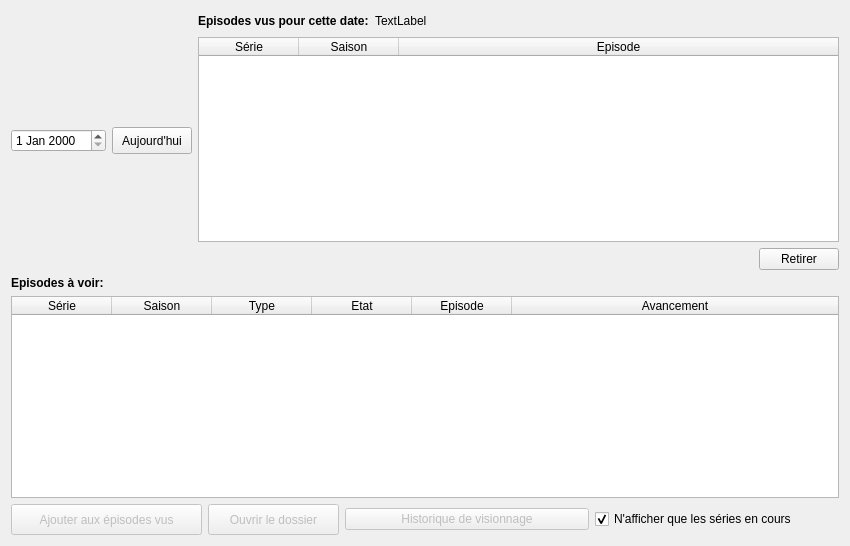
Before: the Qt Designer form src/ui/tabs/planning_tab.ui in seigneurfuo/MyAnimeManager3, drawn with Qt 5.
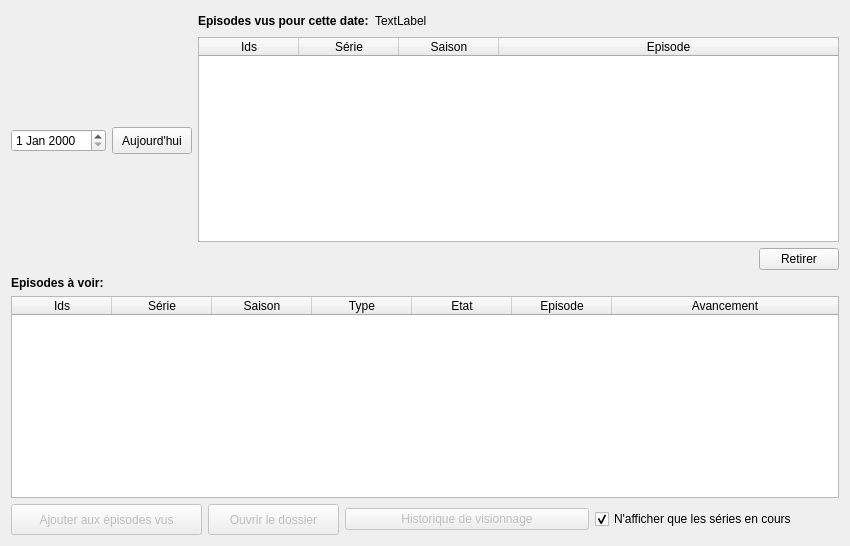
After: the same form once the commit is applied. Icons and pictures are not drawn.

Commit message: Ajout d'une colonne id dans les tablaeaux des planings.

```diff
--- a/src/ui/tabs/planning_tab.ui
+++ b/src/ui/tabs/planning_tab.ui
@@ -115,6 +115,11 @@
        <attribute name="verticalHeaderDefaultSectionSize">
         <number>20</number>
        </attribute>
+       <column>
+        <property name="text">
+         <string>Ids</string>
+        </property>
+       </column>
        <column>
         <property name="text">
          <string>Série</string>
@@ -252,6 +257,11 @@
        <attribute name="verticalHeaderStretchLastSection">
         <bool>false</bool>
        </attribute>
+       <column>
+        <property name="text">
+         <string>Ids</string>
+        </property>
+       </column>
        <column>
         <property name="text">
          <string>Série</string>
```
The commit also changes 1 other file.
